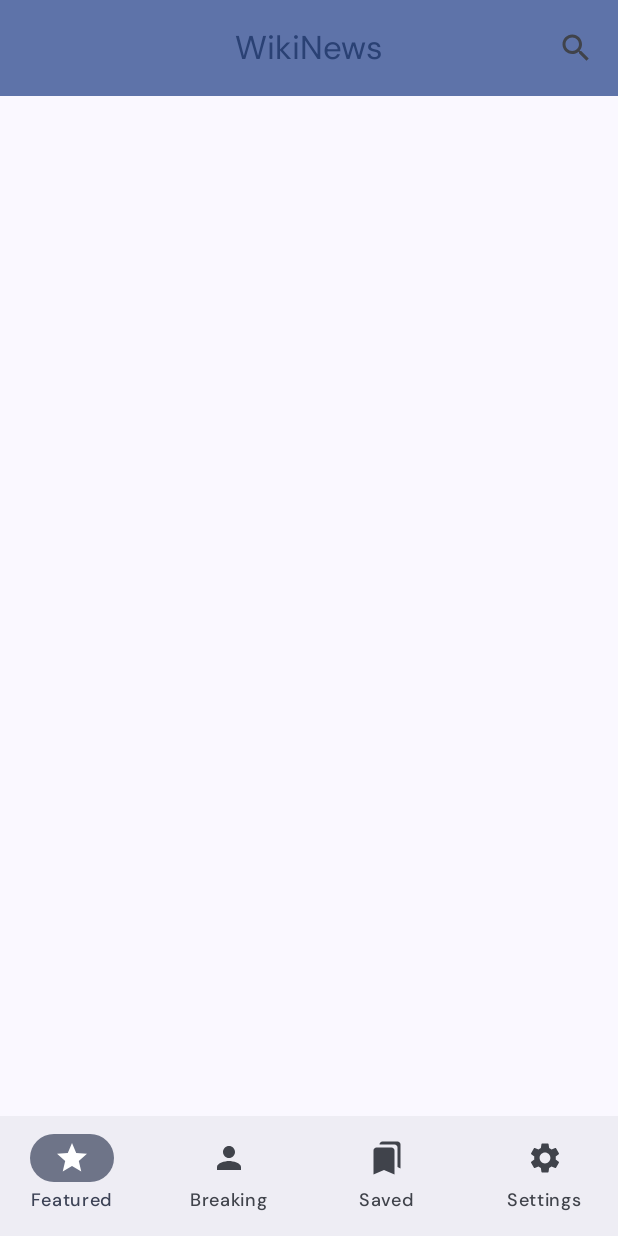
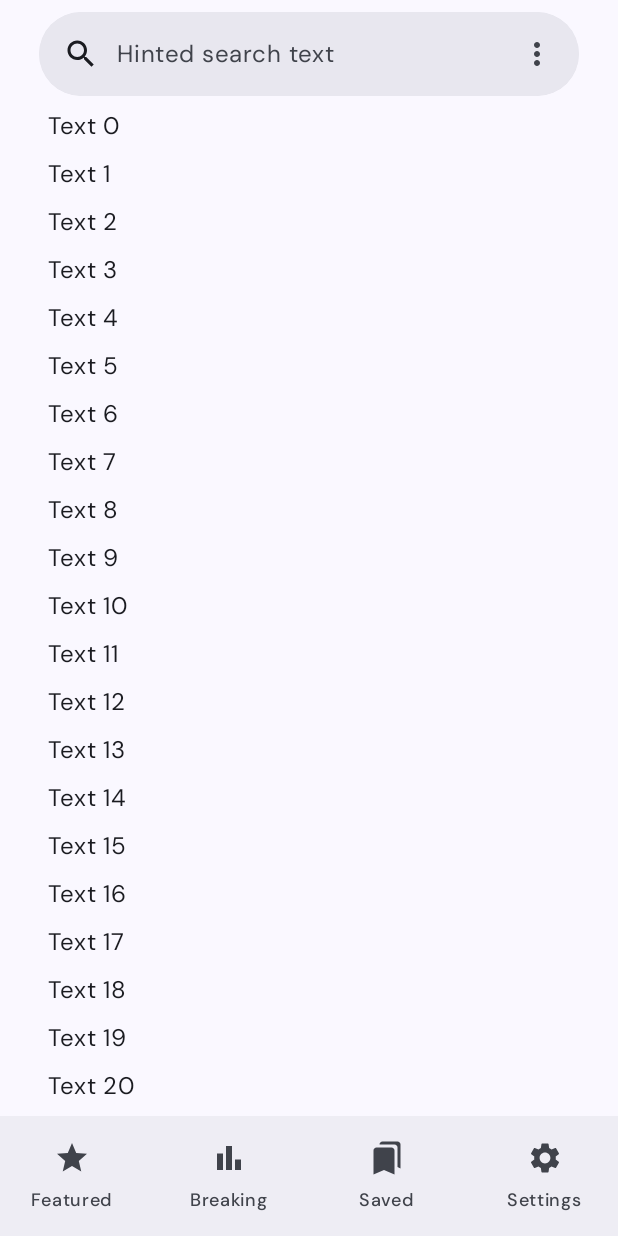
Before and after one commit to MubarakNative/WikiNewsFeed, an Android app built with Jetpack Compose: the screen it shows after launch (MainActivity), after a tap on "Search", on a phone screen of 412 x 824 dp. Run offline under Robolectric (Android 15) with nearby library versions, the phone set to English and light mode, and no system bars; our stand-ins replace Dagger/Hilt's generated code, navigation suite; Roboto replaces fonts that are not available here; 2 statements that could not run were skipped.

Commit message:
Added search screen

```diff
--- a/app/src/main/java/com/mubarak/wikinews/ui/TopLevelDestination.kt
+++ b/app/src/main/java/com/mubarak/wikinews/ui/TopLevelDestination.kt
@@ -2,6 +2,7 @@
 
 import androidx.annotation.StringRes
 import androidx.compose.material.icons.Icons
+import androidx.compose.material.icons.filled.BarChart
 import androidx.compose.material.icons.filled.Bookmarks
 import androidx.compose.material.icons.filled.Person
 import androidx.compose.material.icons.filled.Settings
@@ -42,7 +43,7 @@
 
 val TopLevelDestination = listOf(
     TopLevelRoute(route = Featured, label = R.string.featured, Icons.Default.Star),
-    TopLevelRoute(route = Breaking,label = R.string.breaking, Icons.Default.Person),
+    TopLevelRoute(route = Breaking,label = R.string.breaking, Icons.Default.BarChart),
     TopLevelRoute(route = Bookmarks, label = R.string.bookmarks,Icons.Default.Bookmarks),
     TopLevelRoute(route = Settings,label = R.string.settings, Icons.Default.Settings),
 )
--- a/app/src/main/java/com/mubarak/wikinews/ui/WikiNewsNavGraph.kt
+++ b/app/src/main/java/com/mubarak/wikinews/ui/WikiNewsNavGraph.kt
@@ -20,9 +20,6 @@
     navController: NavHostController = rememberNavController()
 ) {
 
-    val navAction = remember(navController) {
-        WikiNewsNavigation(navController)
-    }
     NavHost(
         modifier = modifier,
         navController = navController,
@@ -30,7 +27,8 @@
     ){
         composable<Featured> {
             HomeScreen(onSearchActionClick = {
-               navAction.navigateToSearch
+                navController.navigate(Search)
+            //   navAction.navigateToSearch
             })
         }
 
--- a/app/src/main/java/com/mubarak/wikinews/ui/WikiNewsNavigation.kt
+++ /dev/null
@@ -1,17 +0,0 @@
-package com.mubarak.wikinews.ui
-
-import androidx.navigation.NavGraph.Companion.findStartDestination
-import androidx.navigation.NavHostController
-import kotlinx.serialization.Serializable
-
-class WikiNewsNavigation(navController: NavHostController){
-    val navigateToSearch:() -> Unit = {
-        navController.navigate(Search){
-            launchSingleTop = true
-            restoreState = true
-            popUpTo(navController.graph.findStartDestination().id) {
-                saveState = true
-            }
-        }
-    }
-}
--- a/app/src/main/java/com/mubarak/wikinews/ui/home/HomeScreen.kt
+++ b/app/src/main/java/com/mubarak/wikinews/ui/home/HomeScreen.kt
@@ -91,7 +91,7 @@
                 // TODO: show error screen
                 Toast.makeText(
                     context,
-                    "Some sort of error Happened!\n Check Internet Connection",
+                    stringResource(id = R.string.error_msg),
                     Toast.LENGTH_SHORT
                 ).show()
             }
--- a/app/src/main/res/values/strings.xml
+++ b/app/src/main/res/values/strings.xml
@@ -10,4 +10,5 @@
     <string name="most_read">Most read articles</string>
     <string name="onThis_day_happened">On This Day Happened</string>
     <string name="search">Search</string>
+    <string name="error_msg">Some sort of error Happened!\\n Check Internet Connection</string>
 </resources>
```
